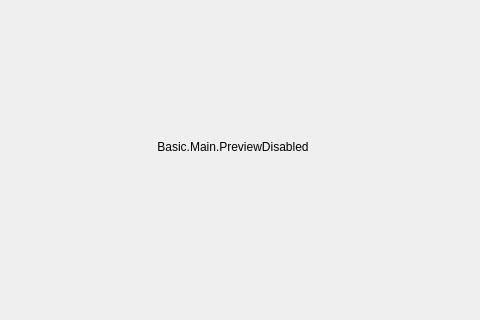
Before: the Qt Designer form UI/forms/OBSBasic.ui in gechangli/obs-studio, drawn with Qt 5; both pictures show x 107 to 587 and y 148 to 468 of the 1440 by 820 pixel window.
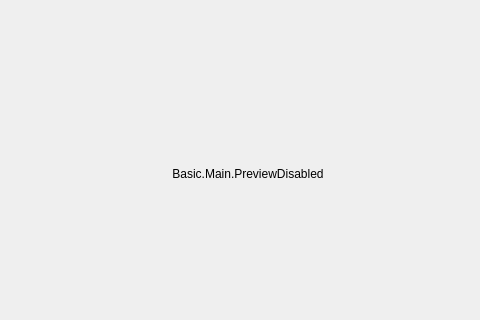
After: the same form once the commit is applied. Icons and pictures are not drawn. Custom widgets are drawn as their Qt base class.

What changed in the file:
```diff
--- a/UI/forms/OBSBasic.ui
+++ b/UI/forms/OBSBasic.ui
@@ -294,7 +294,22 @@
        </sizepolicy>
       </property>
       <widget class="QWidget" name="livePage">
-       <layout class="QVBoxLayout" name="verticalLayout_8">
+       <layout class="QHBoxLayout" name="horizontalLayout_6">
+        <property name="spacing">
+         <number>0</number>
+        </property>
+        <property name="leftMargin">
+         <number>24</number>
+        </property>
+        <property name="topMargin">
+         <number>36</number>
+        </property>
+        <property name="rightMargin">
+         <number>0</number>
+        </property>
+        <property name="bottomMargin">
+         <number>36</number>
+        </property>
         <item>
          <layout class="QHBoxLayout" name="horizontalLayout_2">
           <item>
@@ -1950,6 +1965,11 @@
    <extends>QListWidget</extends>
    <header>source-list-widget.hpp</header>
   </customwidget>
+  <customwidget>
+   <class>XLClickableLabel</class>
+   <extends>QLabel</extends>
+   <header>xl-clickable-label.hpp</header>
+  </customwidget>
  </customwidgets>
  <resources>
   <include location="obs.qrc"/>
```
Left out of the diff: 77 changed lines with no effect on the pictures.
